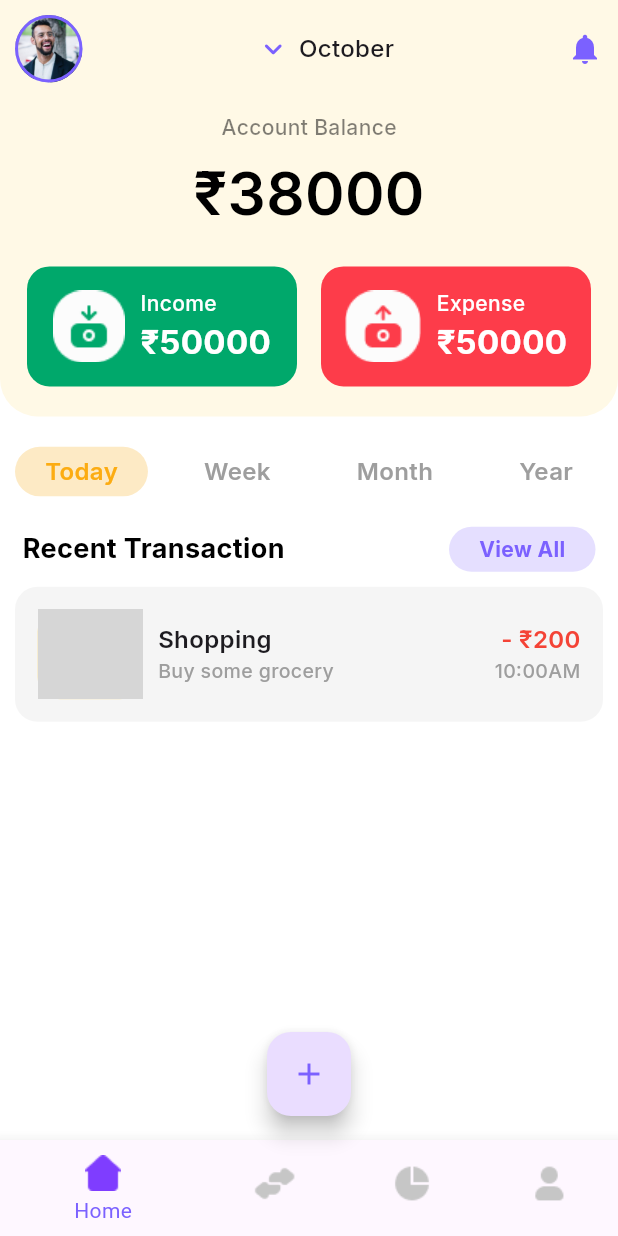
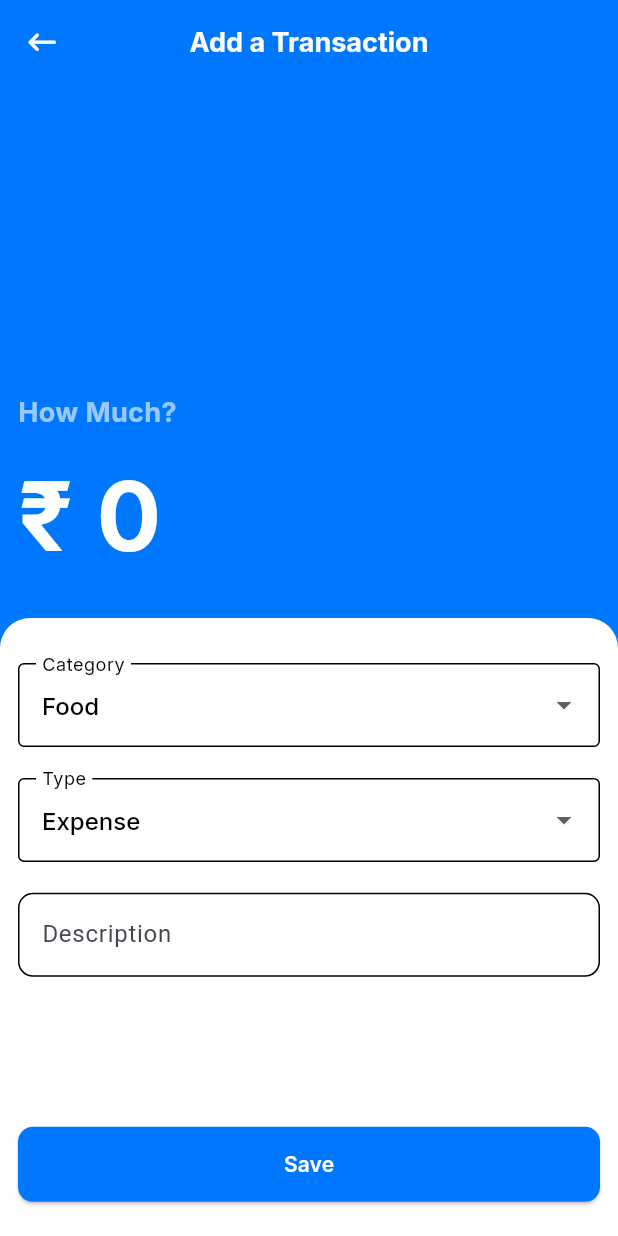
Before and after one commit to afradahsan/CipherSchools-Flutter-Assignment, a Flutter app: the BottomNav screen opened directly, after a tap on the "add" icon, on a phone screen of 412 x 824 dp. Run offline on Flutter 3.47's test engine with Material 3 defaults, Android fonts, the phone set to English and light mode, and no system bars; our stand-ins replace cloud_firestore, firebase_auth, firebase_core, google_fonts, google_sign_in, hive and 1 more; accounts and stored records are empty; grey boxes are pictures that could not be loaded.

Commit message:
feat transactoin ui done

```diff
--- a/lib/main.dart
+++ b/lib/main.dart
@@ -1,14 +1,20 @@
 import 'package:cipher_schools_expense_tracker/firebase_options.dart';
+import 'package:cipher_schools_expense_tracker/models/transaction_model.dart';
 import 'package:cipher_schools_expense_tracker/utils/colors.dart';
 import 'package:cipher_schools_expense_tracker/view_models/auth_viewmodel.dart';
 import 'package:cipher_schools_expense_tracker/views/auth/splash_screen.dart';
 import 'package:firebase_core/firebase_core.dart';
 import 'package:flutter/material.dart';
+import 'package:hive/hive.dart';
+import 'package:path_provider/path_provider.dart';
 import 'package:provider/provider.dart';
 
 void main() async{
   WidgetsFlutterBinding.ensureInitialized();
   await Firebase.initializeApp(options: DefaultFirebaseOptions.currentPlatform);
+  final appDocumentDirectory = await getApplicationCacheDirectory();
+  Hive.init(appDocumentDirectory.path);
+  Hive.registerAdapter(TransactionModelAdapter());
   runApp(const MyApp());
 }
 
--- /dev/null
+++ b/lib/models/transaction_model.dart
@@ -0,0 +1,24 @@
+import 'package:hive/hive.dart';
+
+part 'transaction_model.g.dart';
+
+@HiveType(typeId: 1)
+class TransactionModel{
+  @HiveField(0)
+  late String id;
+
+  @HiveField(1)
+  late String description;
+
+  @HiveField(2)
+  late double amount;
+
+  @HiveField(3)
+  late String category;
+
+  @HiveField(4)
+  late DateTime time;
+
+  @HiveField(5)
+  late bool isExpense;
+}
--- a/lib/views/auth/signup_page.dart
+++ b/lib/views/auth/signup_page.dart
@@ -1,6 +1,7 @@
 import 'package:cipher_schools_expense_tracker/utils/colors.dart';
 import 'package:cipher_schools_expense_tracker/utils/constants.dart';
 import 'package:cipher_schools_expense_tracker/view_models/auth_viewmodel.dart';
+import 'package:cipher_schools_expense_tracker/views/auth/widgets/auth_button.dart';
 import 'package:cipher_schools_expense_tracker/views/auth/widgets/text_feild.dart';
 import 'package:cipher_schools_expense_tracker/views/home/bottom_nav.dart';
 import 'package:flutter/material.dart';
@@ -94,27 +95,7 @@ class _SignupPageState extends State<SignupPage> {
                   ],
                 ),
                 sizedten(context),
-                ElevatedButton(
-                  onPressed: () {
-                    Navigator.of(context).push(MaterialPageRoute(builder: (context) {
-                      return BottomNav();
-                    },));
-                  },
-                  child: Text(
-                    'Sign Up',
-                    style: TextStyle(
-                        color: white,
-                        fontFamily: GoogleFonts.inter().fontFamily,
-                        fontSize: 14,
-                        fontWeight: FontWeight.w600),
-                  ),
-                  style: ButtonStyle(
-                      shape: WidgetStatePropertyAll(RoundedRectangleBorder(
-                          borderRadius: BorderRadius.circular(15))),
-                      minimumSize:
-                          WidgetStatePropertyAll(Size(screenW(context), 50)),
-                      backgroundColor: WidgetStatePropertyAll(bgViolet)),
-                ),
+                AuthButton(buttonText: 'Sign Up',),
                 sizedten(context),
                 Text(
                   'Or',
--- /dev/null
+++ b/lib/views/auth/widgets/auth_button.dart
@@ -0,0 +1,36 @@
+import 'package:cipher_schools_expense_tracker/utils/colors.dart';
+import 'package:cipher_schools_expense_tracker/utils/constants.dart';
+import 'package:cipher_schools_expense_tracker/views/home/bottom_nav.dart';
+import 'package:flutter/material.dart';
+import 'package:google_fonts/google_fonts.dart';
+
+class AuthButton extends StatelessWidget {
+  const AuthButton({super.key, required this.buttonText});
+
+  final String buttonText;
+
+  @override
+  Widget build(BuildContext context) {
+    return ElevatedButton(
+                  onPressed: () {
+                    Navigator.of(context).push(MaterialPageRoute(builder: (context) {
+                      return BottomNav();
+                    },));
+                  },
+                  child: Text(
+                    buttonText,
+                    style: TextStyle(
+                        color: white,
+                        fontFamily: GoogleFonts.inter().fontFamily,
+                        fontSize: 14,
+                        fontWeight: FontWeight.w600),
+                  ),
+                  style: ButtonStyle(
+                      shape: WidgetStatePropertyAll(RoundedRectangleBorder(
+                          borderRadius: BorderRadius.circular(10))),
+                      minimumSize:
+                          WidgetStatePropertyAll(Size(screenW(context), 50)),
+                      backgroundColor: WidgetStatePropertyAll(Color.fromRGBO(0, 119, 255, 1))),
+                );
+  }
+}
--- /dev/null
+++ b/lib/views/home/add_transaction.dart
@@ -0,0 +1,41 @@
+import 'package:cipher_schools_expense_tracker/utils/colors.dart';
+import 'package:cipher_schools_expense_tracker/views/home/widgets/add_trans_container.dart';
+import 'package:cipher_schools_expense_tracker/views/home/widgets/how_much_column.dart';
+import 'package:flutter/material.dart';
+import 'package:google_fonts/google_fonts.dart';
+
+class AddTransaction extends StatelessWidget {
+  const AddTransaction({super.key});
+
+  @override
+  Widget build(BuildContext context) {
+    return Scaffold(
+        appBar: AppBar(
+          backgroundColor: Colors.transparent,
+          leading: Icon(
+            Icons.keyboard_backspace_rounded,
+            color: white,
+            size: 25,
+          ),
+          title: Text(
+            'Add a Transaction',
+            style: TextStyle(
+              fontSize: 18,
+              color: white,
+              fontFamily: GoogleFonts.inter().fontFamily,
+              fontWeight: FontWeight.bold,
+            ),
+          ),
+          centerTitle: true,
+        ),
+        backgroundColor: const Color.fromRGBO(0, 119, 255, 1),
+        body: const SafeArea(
+            child: Column(
+                crossAxisAlignment: CrossAxisAlignment.start,
+                children: [
+                  Spacer(),
+                  HowMuchColumn(),
+                  AddTransContainer()
+                ])));
+  }
+}
--- a/lib/views/home/bottom_nav.dart
+++ b/lib/views/home/bottom_nav.dart
@@ -1,4 +1,5 @@
 import 'package:cipher_schools_expense_tracker/utils/colors.dart';
+import 'package:cipher_schools_expense_tracker/views/home/add_transaction.dart';
 import 'package:cipher_schools_expense_tracker/views/home/budgets_page.dart';
 import 'package:cipher_schools_expense_tracker/views/home/home_page.dart';
 import 'package:cipher_schools_expense_tracker/views/home/profile_page.dart';
@@ -29,7 +30,7 @@ class _BottomNavState extends State<BottomNav> {
   }
 
   void _onFabPressed() {
-
+    Navigator.of(context).push(MaterialPageRoute(builder: (context) => AddTransaction(),));
   }
 
   void onItemTapped(int index) {
--- a/lib/views/home/home_page.dart
+++ b/lib/views/home/home_page.dart
@@ -5,7 +5,6 @@ import 'package:cipher_schools_expense_tracker/views/auth/widgets/expense_contai
 import 'package:cipher_schools_expense_tracker/views/auth/widgets/home_container.dart';
 import 'package:cipher_schools_expense_tracker/views/auth/widgets/recent_trans_row.dart';
 import 'package:flutter/material.dart';
-import 'package:google_fonts/google_fonts.dart';
 
 class HomePage extends StatelessWidget {
   const HomePage({super.key});
--- /dev/null
+++ b/lib/views/home/widgets/add_trans_container.dart
@@ -0,0 +1,125 @@
+import 'package:cipher_schools_expense_tracker/utils/colors.dart';
+import 'package:cipher_schools_expense_tracker/utils/constants.dart';
+import 'package:cipher_schools_expense_tracker/views/auth/widgets/auth_button.dart';
+import 'package:flutter/material.dart';
+import 'package:google_fonts/google_fonts.dart';
+
+class AddTransContainer extends StatefulWidget {
+  const AddTransContainer({super.key});
+
+  @override
+  State<AddTransContainer> createState() => _AddTransContainerState();
+}
+
+class _AddTransContainerState extends State<AddTransContainer> {
+  @override
+  Widget build(BuildContext context) {
+    return Container(
+            height: screenH(context) / 2,
+            width: screenW(context),
+            decoration: BoxDecoration(
+                color: white,
+                borderRadius: const BorderRadius.only(
+                    topLeft: Radius.circular(20),
+                    topRight: Radius.circular(20))),
+            child: Padding(
+              padding: const EdgeInsets.only(
+                  left: 12, right: 12, top: 30, bottom: 0),
+              child: Column(
+                children: [
+                  DropdownButtonFormField<String>(
+                    style: TextStyle(
+                      fontSize: 16,
+                      color: Colors.black,
+                      fontFamily: GoogleFonts.inter().fontFamily,
+                      fontWeight: FontWeight.w500,
+                    ),
+                    dropdownColor: Colors.white,
+                    value: 'Food',
+                    decoration: InputDecoration(
+                      enabledBorder: const OutlineInputBorder(
+                        borderSide: BorderSide(color: Colors.black),
+                      ),
+                      focusedBorder: const OutlineInputBorder(
+                        borderSide: BorderSide(color: Colors.black),
+                      ),
+                      labelText: 'Category',
+                      labelStyle: TextStyle(
+                        fontSize: 16,
+                        fontFamily: GoogleFonts.inter().fontFamily,
+                        color: Colors.black,
+                        fontWeight: FontWeight.w400,
+                      ),
+                      border: OutlineInputBorder(
+                        borderRadius: BorderRadius.circular(10.0),
+                      ),
+                    ),
+                    onChanged: (value) {},
+                    items: const [
+                      DropdownMenuItem(value: 'Food', child: Text('Food')),
+                      DropdownMenuItem(value: 'Travel', child: Text('Travel')),
+                      DropdownMenuItem(
+                          value: 'Subscriptions', child: Text('Subscriptions')),
+                      DropdownMenuItem(
+                          value: 'Shopping', child: Text('Shopping')),
+                    ],
+                  ),
+                  sizedtwenty(context),
+                  DropdownButtonFormField<String>(
+                    style: TextStyle(
+                      fontSize: 16,
+                      color: Colors.black,
+                      fontFamily: GoogleFonts.inter().fontFamily,
+                      fontWeight: FontWeight.w500,
+                    ),
+                    dropdownColor: Colors.white,
+                    value: 'Expense',
+                    decoration: InputDecoration(
+                      enabledBorder: const OutlineInputBorder(
+                        borderSide: BorderSide(color: Colors.black),
+                      ),
+                      focusedBorder: const OutlineInputBorder(
+                        borderSide: BorderSide(color: Colors.black),
+                      ),
+                      labelText: 'Type',
+                      labelStyle: TextStyle(
+                        fontSize: 16,
+                        fontFamily: GoogleFonts.inter().fontFamily,
+                        color: Colors.black,
+                        fontWeight: FontWeight.w400,
+                      ),
+                      border: OutlineInputBorder(
+                        borderRadius: BorderRadius.circular(10.0),
+                      ),
+                    ),
+                    onChanged: (value) {},
+                    items: const [
+                      DropdownMenuItem(
+                          value: 'Expense', child: Text('Expense')),
+                      DropdownMenuItem(value: 'Income', child: Text('Income')),
+                    ],
+                  ),
+                  sizedtwenty(context),
+                  TextField(
+                    // controller: ,
+                    decoration: InputDecoration(
+                        labelText: 'Description',
+                        enabledBorder: OutlineInputBorder(
+                            borderRadius: BorderRadius.circular(10),
+                            borderSide: const BorderSide(
+                              color: Colors.black,
+                            )),
+                        border: OutlineInputBorder(
+                            borderRadius: BorderRadius.circular(10),
+                            borderSide: const BorderSide(
+                              color: Colors.black,
+                            ))),
+                  ),
+                  const SizedBox(height: 100,),
+                  const AuthButton(buttonText: 'Save')
+                ],
+              ),
+            ),
+          );
+  }
+}
--- /dev/null
+++ b/lib/views/home/widgets/how_much_column.dart
@@ -0,0 +1,56 @@
+import 'package:cipher_schools_expense_tracker/utils/colors.dart';
+import 'package:flutter/material.dart';
+import 'package:google_fonts/google_fonts.dart';
+
+class HowMuchColumn extends StatelessWidget {
+  const HowMuchColumn({super.key});
+
+  @override
+  Widget build(BuildContext context) {
+    return Padding(
+      padding: const EdgeInsets.all(12.0),
+      child: Column(
+        crossAxisAlignment: CrossAxisAlignment.start,
+        children: [
+          Text(
+            'How Much?',
+            style: TextStyle(
+              fontSize: 18,
+              fontFamily: GoogleFonts.inter().fontFamily,
+              color: white.withOpacity(0.6),
+              fontWeight: FontWeight.bold,
+            ),
+          ),
+          TextFormField(
+            keyboardType: TextInputType.number,
+            // controller: ,
+            style: TextStyle(
+              fontSize: 64,
+              fontFamily: GoogleFonts.inter().fontFamily,
+              color: white,
+              fontWeight: FontWeight.bold,
+            ),
+            decoration: InputDecoration(
+                hintText: '0',
+                hintStyle: TextStyle(
+                  fontSize: 64,
+                  fontFamily: GoogleFonts.inter().fontFamily,
+                  color: white,
+                  fontWeight: FontWeight.bold,
+                ),
+                prefixIcon: Text(
+                  '₹',
+                  style: TextStyle(
+                    fontSize: 64,
+                    fontFamily: GoogleFonts.inter().fontFamily,
+                    color: white,
+                    fontWeight: FontWeight.bold,
+                  ),
+                ),
+                border: InputBorder.none),
+          ),
+        ],
+      ),
+    );
+  }
+}
--- a/pubspec.yaml
+++ b/pubspec.yaml
@@ -38,6 +38,9 @@ dependencies:
   shared_preferences: ^2.2.3
   google_sign_in: ^6.2.1
   provider: ^6.1.2
+  hive: ^2.2.3
+  hive_flutter: ^1.1.0
+  path_provider: ^2.1.3
 
 
   # The following adds the Cupertino Icons font to your application.
@@ -47,6 +50,8 @@ dependencies:
 dev_dependencies:
   flutter_test:
     sdk: flutter
+  build_runner: ^2.4.11
+  hive_generator: ^2.0.1
 
   # The "flutter_lints" package below contains a set of recommended lints to
   # encourage good coding practices. The lint set provided by the package is
```
Also changed, not shown: lib/view_models/auth_viewmodel.dart (+19 -12 lines), lib/models/transaction_model.g.dart (added), pubspec.lock.
